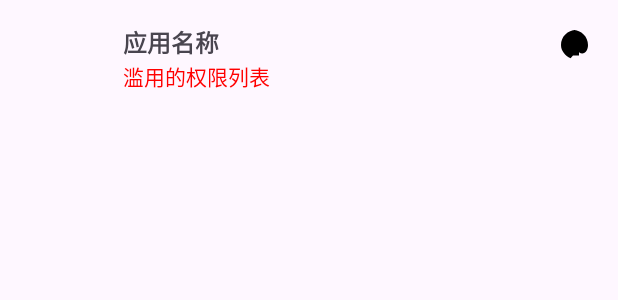
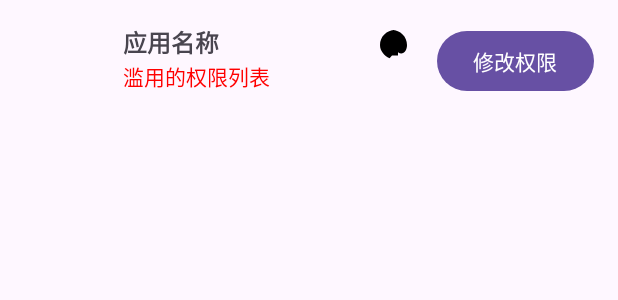
Before and after one commit to ShiyuBanzhou/PermissionMonitor, an Android app: the layout item_permission.xml on its own in the app's theme, with its tools: preview values and no code run, on a phone screen of 412 x 824 dp. Shown: the top 300 px of the screen. Run offline under Robolectric (Android 15) with nearby library versions, the phone set to English and light mode, and no system bars.

Commit message:
实现单独app的权限修改

```diff
--- a/app/src/main/java/com/example/permissionmonitor/PermissionUsage.kt
+++ b/app/src/main/java/com/example/permissionmonitor/PermissionUsage.kt
@@ -4,6 +4,6 @@ import android.graphics.drawable.Drawable
 data class PermissionUsage(
     val appName: String,
     val appIcon: Drawable,
-    val abusedPermissions: List<String>,  // 所有权限
-    var disabledPermissions: MutableList<String> = mutableListOf()  // 禁用的权限
+    val abusedPermissions: List<String>,
+    val packageName: String // 包名字段
 )
--- a/app/src/main/res/layout/item_permission.xml
+++ b/app/src/main/res/layout/item_permission.xml
@@ -1,8 +1,8 @@
 <?xml version="1.0" encoding="utf-8"?>
 <LinearLayout xmlns:android="http://schemas.android.com/apk/res/android"
-    android:orientation="horizontal"
     android:layout_width="match_parent"
     android:layout_height="wrap_content"
+    android:orientation="horizontal"
     android:padding="16dp">
 
     <ImageView
@@ -12,11 +12,11 @@
         android:contentDescription="App Icon" />
 
     <LinearLayout
-        android:orientation="vertical"
         android:layout_width="0dp"
         android:layout_height="wrap_content"
+        android:layout_marginStart="16dp"
         android:layout_weight="1"
-        android:layout_marginStart="16dp">
+        android:orientation="vertical">
 
         <TextView
             android:id="@+id/tv_app_name"
@@ -31,8 +31,8 @@
             android:layout_width="wrap_content"
             android:layout_height="wrap_content"
             android:text="滥用的权限列表"
-            android:textSize="14sp"
-            android:textColor="#FF0000" />
+            android:textColor="#FF0000"
+            android:textSize="14sp" />
 
     </LinearLayout>
 
@@ -40,8 +40,17 @@
         android:id="@+id/btn_info"
         android:layout_width="wrap_content"
         android:layout_height="wrap_content"
-        android:src="@drawable/ic_info"
-    android:contentDescription="Permission Info"
-    android:background="?attr/selectableItemBackgroundBorderless" />
+        android:background="?attr/selectableItemBackgroundBorderless"
+        android:contentDescription="Permission Info"
+        android:src="@drawable/ic_info" />
+
+    <!-- 添加修改权限按钮 -->
+    <Button
+        android:id="@+id/btn_permission_settings"
+        android:layout_width="wrap_content"
+        android:layout_height="wrap_content"
+        android:text="修改权限"
+        android:layout_marginStart="16dp"
+        android:layout_gravity="center_vertical" />
 
 </LinearLayout>
```
Also changed, not shown: app/src/main/java/com/example/permissionmonitor/MainActivity.kt (+20 -24 lines), app/src/main/java/com/example/permissionmonitor/PermissionAdapter.kt (+37 -4 lines).
